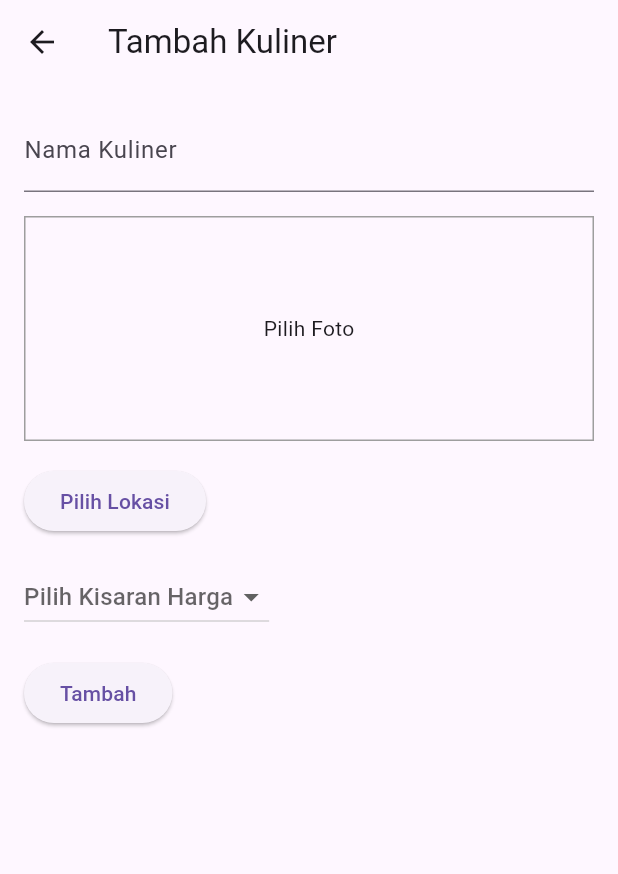
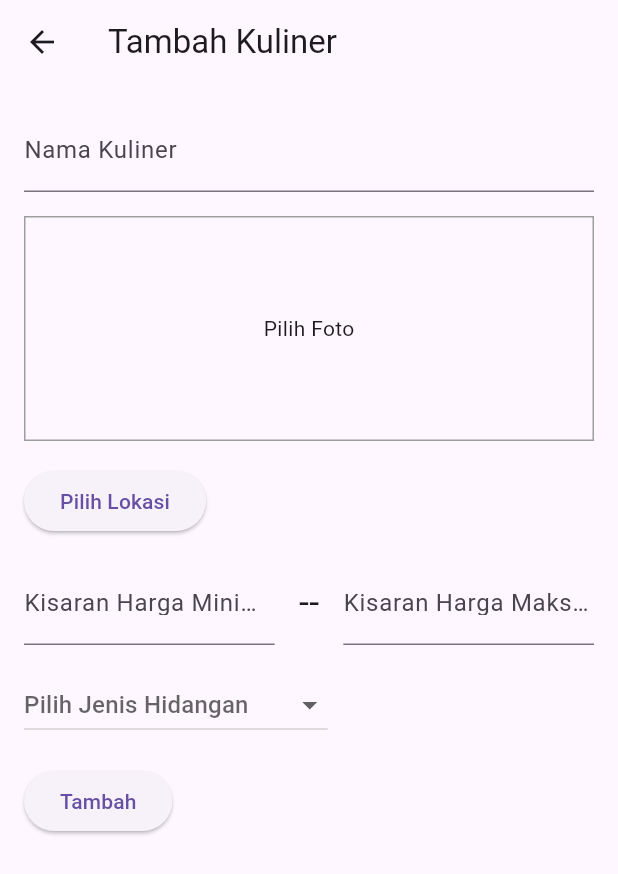
Before and after one commit to SitiMarfungahDwiLestari/kuliner_jogja, a Flutter app: the CreateScreen screen opened directly, on a phone screen of 412 x 824 dp. Shown: the top 874 px of the screen. Run offline on Flutter 3.47's test engine with Material 3 defaults, Android fonts, the phone set to English and light mode, and no system bars; our stand-ins replace geocoding, geolocator, google_maps_flutter, image_picker; network calls fail.

Commit message:
memperbaiki tampilan

```diff
--- a/lib/screen/create_screen.dart
+++ b/lib/screen/create_screen.dart
@@ -1,8 +1,8 @@
 import 'package:flutter/material.dart';
 import 'package:image_picker/image_picker.dart';
+import 'package:kuliner_jogja/screen/location_screen.dart';
 import 'dart:io';
 
-import 'package:kuliner_jogja/screen/location_screen.dart';
 
 class CreateScreen extends StatefulWidget {
   const CreateScreen({Key? key}) : super(key: key);
@@ -14,10 +14,19 @@ class CreateScreen extends StatefulWidget {
 class _CreateScreenState extends State<CreateScreen> {
   final TextEditingController _nameController = TextEditingController();
   final TextEditingController _locationController = TextEditingController();
-  final List<String> priceRanges = ['Murah', 'Sedang', 'Mahal'];
-  String? _selectedPriceRange;
+  final TextEditingController _minPriceController = TextEditingController(); // Minimum harga
+  final TextEditingController _maxPriceController = TextEditingController(); // Maksimum harga
+  final List<String> dishTypes = [
+    'Hidangan Pembuka',
+    'Hidangan Utama',
+    'Hidangan Pencuci Mulut',
+    'Kopi',
+    'Non Kopi',
+    'Jus'
+  ];
+  String? _selectedDishType;
   File? _selectedImage;
-  String? _selectedLocation; // Lokasi yang dipilih
+  String? _selectedLocation;
   String errorMessage = '';
 
   @override
@@ -58,29 +67,60 @@ class _CreateScreenState extends State<CreateScreen> {
               SizedBox(height: 16),
               ElevatedButton(
                 onPressed: _selectLocation,
-                child: Text(_selectedLocation != null
-                    ? "Lokasi: $_selectedLocation"
-                    : "Pilih Lokasi"),
+                child: Text(_selectedLocation ?? "Pilih Lokasi"),
+              ),
+              SizedBox(height: 16),
+              Row(
+                children: [
+                  Expanded(
+                    child: TextField(
+                      controller: _minPriceController, // Harga minimum
+                      keyboardType: TextInputType.number,
+                      decoration: InputDecoration(
+                        prefixText: "Rp",
+                        labelText: "Kisaran Harga Minimum",
+                        hintText: "Masukkan harga minimum",
+                      ),
+                    ),
+                  ),
+                  SizedBox(width: 16), // Menambah jarak antara elemen
+                  Text(
+                    "--", // Simbol pemisah
+                    style: TextStyle(fontSize: 24),
+                  ),
+                  SizedBox(width: 16), // Jarak sebelum TextField berikutnya
+                  Expanded(
+                    child: TextField(
+                      controller: _maxPriceController, // Harga maksimum
+                      keyboardType: TextInputType.number,
+                      decoration: InputDecoration(
+                        prefixText: "Rp",
+                        labelText: "Kisaran Harga Maksimum",
+                        hintText: "Masukkan harga maksimum",
+                      ),
+                    ),
+                  ),
+                ],
               ),
               SizedBox(height: 16),
               DropdownButton<String>(
-                value: _selectedPriceRange,
-                hint: Text("Pilih Kisaran Harga"),
-                items: priceRanges
-                    .map((range) => DropdownMenuItem(
-                          value: range,
-                          child: Text(range),
-                        ))
+                value: _selectedDishType,
+                hint: Text("Pilih Jenis Hidangan"),
+                items: dishTypes
+                    .map((type) => DropdownMenuItem(
+                        value: type,
+                        child: Text(type),
+                    ))
                     .toList(),
                 onChanged: (value) {
                   setState(() {
-                    _selectedPriceRange = value;
+                    _selectedDishType = value;
                   });
                 },
               ),
               SizedBox(height: 16),
               ElevatedButton(
-                onPressed: _onSubmit,
+                onPressed: _onSubmit, // Menyimpan formulir
                 child: Text("Tambah"),
               ),
             ],
@@ -107,7 +147,7 @@ class _CreateScreenState extends State<CreateScreen> {
         builder: (context) => MapScreen(
           onLocationSelected: (String location) {
             setState(() {
-              _selectedLocation = location; // Simpan lokasi yang dipilih
+              _selectedLocation = location;
             });
           },
         ),
@@ -117,8 +157,10 @@ class _CreateScreenState extends State<CreateScreen> {
 
   void _onSubmit() {
     if (_nameController.text.isEmpty ||
+        _minPriceController.text.isEmpty ||
+        _maxPriceController.text.isEmpty ||
         _selectedLocation == null ||
-        _selectedPriceRange == null) {
+        _selectedDishType == null) {
       setState(() {
         errorMessage = "Semua bidang harus diisi.";
       });
@@ -128,16 +170,21 @@ class _CreateScreenState extends State<CreateScreen> {
     final newItem = {
       'name': _nameController.text.trim(),
       'location': _selectedLocation,
-      'priceRange': _selectedPriceRange,
+      'minPrice': double.parse(_minPriceController.text.trim()), // Harga minimum
+      'maxPrice': double.parse(_maxPriceController.text.trim()), // Harga maksimum
+      'dishType': _selectedDishType,
       'image': _selectedImage,
     };
 
-    Navigator.pop(context, newItem); // Kirim data kembali ke HomeScreen
+    Navigator.pop(context, newItem); // Kirim data yang diperbarui ke layar sebelumnya
   }
 
   @override
   void dispose() {
     _nameController.dispose();
+    _locationController.dispose();
+    _minPriceController.dispose();
+    _maxPriceController.dispose();
     super.dispose();
   }
 }
```
Also changed, not shown: lib/screen/edit_screen.dart (+75 -32 lines), lib/screen/home_screen.dart (+22 -10 lines).
